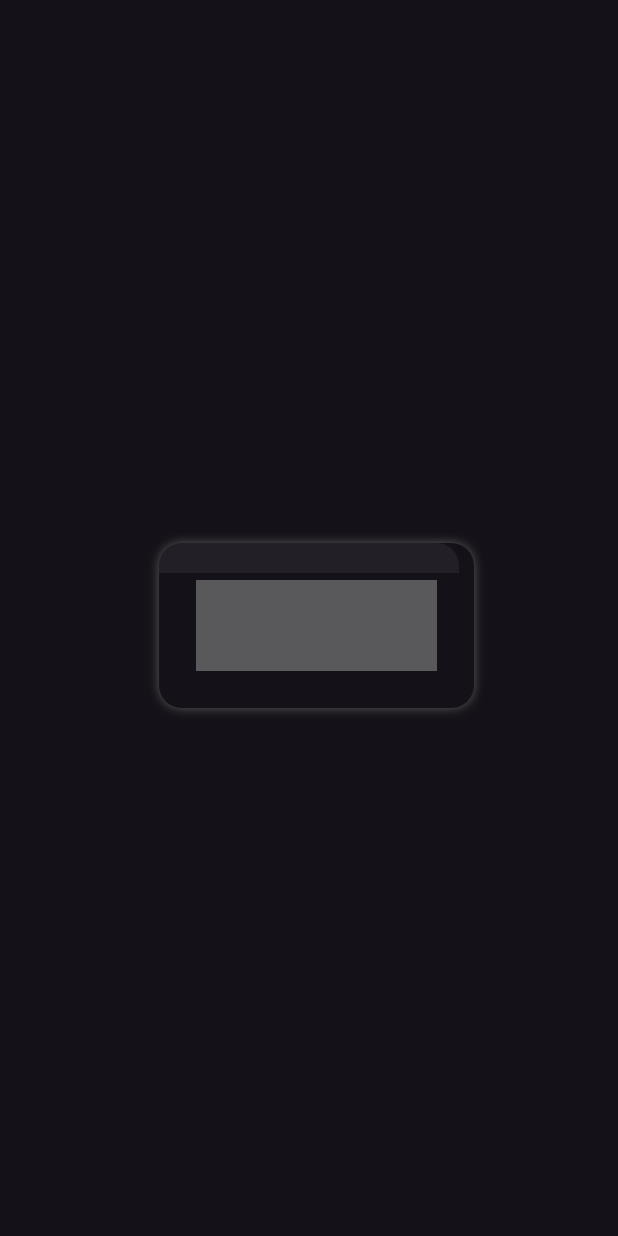
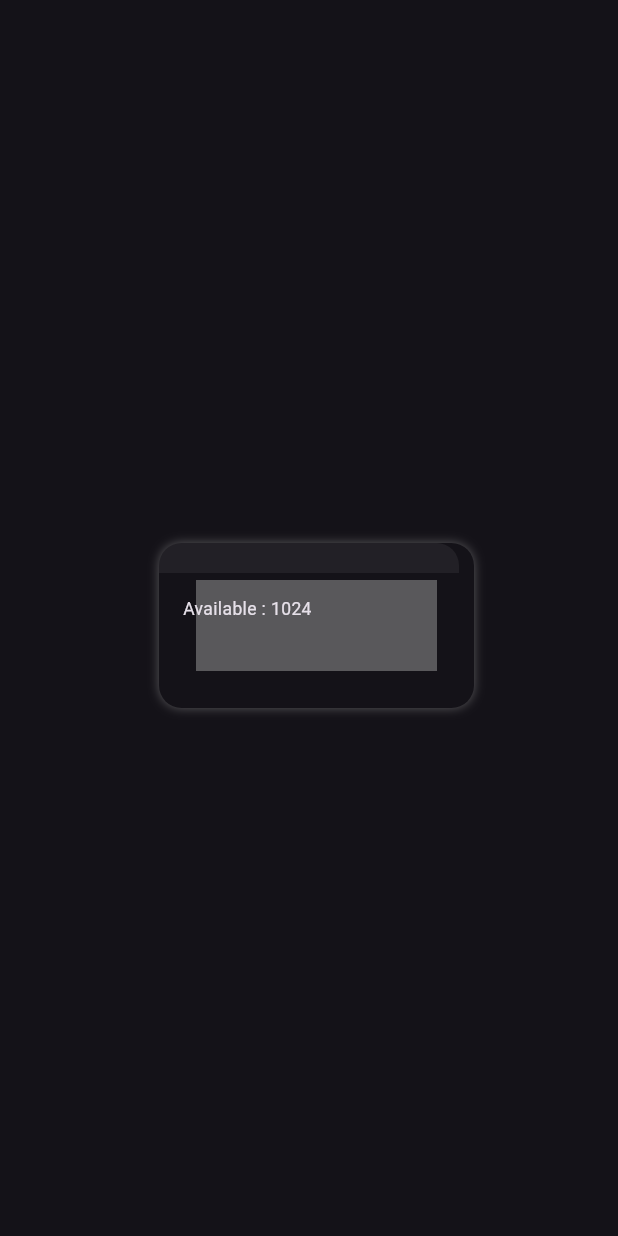
Before and after one commit to hafedh049/supernova, a Flutter app: the screen it shows after launch, on a phone screen of 412 x 824 dp. Run offline on Flutter 3.47's test engine with Material 3 defaults, Android fonts, the phone set to English and light mode, and no system bars; our stand-ins replace flutter_animate, responsive_sizer; missing offline and left inert: system_info2.

Commit message:
ModifiedM lib/memory.dart

```diff
--- a/lib/memory.dart
+++ b/lib/memory.dart
@@ -71,22 +71,21 @@ class _MemoryState extends State<Memory> {
           ),
           Container(
             padding: const EdgeInsets.all(16),
-            child:
-                StatefulBuilder(
+            child: StatefulBuilder(
               key: _memoryKey,
               builder: (BuildContext context, void Function(void Function()) _) {
                 return Column(
                   crossAxisAlignment: CrossAxisAlignment.start,
                   mainAxisSize: MainAxisSize.min,
-              children: <Widget>[]);
+                  children: <Widget>[
+                    Text("Available : 1024", style: TextStyle(fontSize: 14.sp)),
+                  ],
+                );
               },
             ),
-
-
           )
         ],
       ),
     );
   }
 }
-Text("Available : 1024", style: TextStyle(fontSize: 14.sp))
```
Lines whose indentation alone changed are shown as unchanged.
